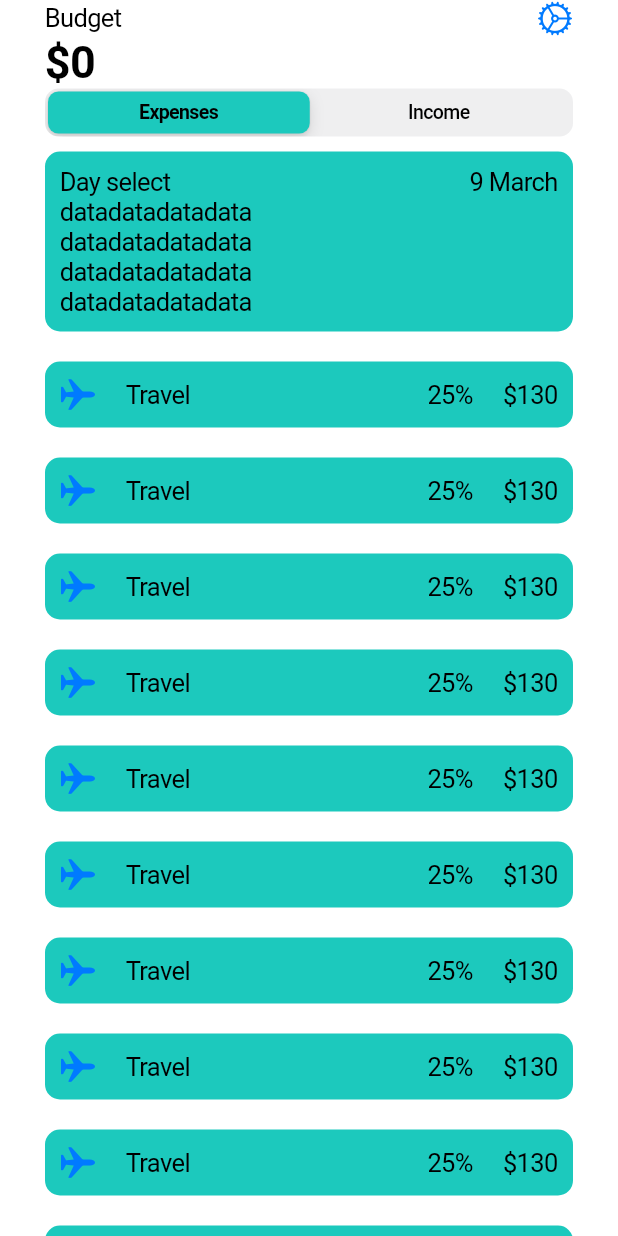
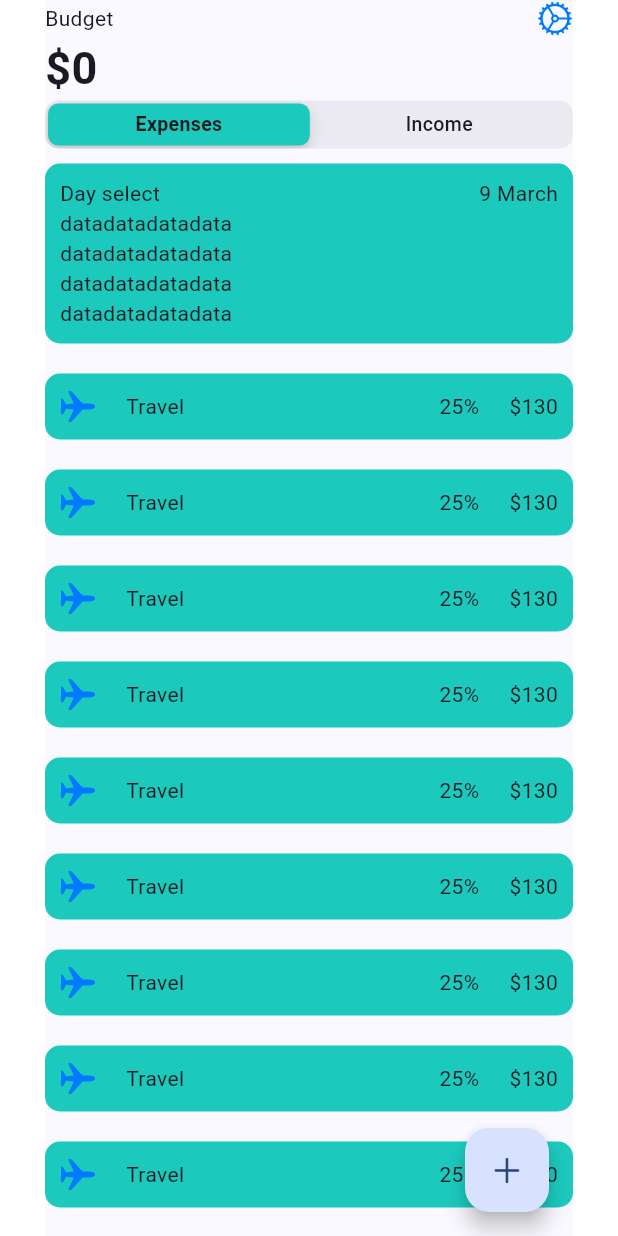
Before and after one commit to aliakseyNiaklesa/wallet, a Flutter app: the screen it shows after launch, on a phone screen of 412 x 824 dp. Run offline on Flutter 3.47's test engine with Material 3 defaults, Android fonts, the phone set to English and light mode, and no system bars; our stand-ins replace flutter_riverpod, go_router.

Commit message:
Added Add screen

```diff
--- a/lib/src/router.dart
+++ b/lib/src/router.dart
@@ -1,5 +1,6 @@
 import 'package:flutter/cupertino.dart';
 import 'package:go_router/go_router.dart';
+import 'package:wallet/src/screens/add.dart';
 import 'package:wallet/src/screens/home.dart';
 
 final GoRouter router = GoRouter(
@@ -10,5 +11,11 @@ final GoRouter router = GoRouter(
         return const Home();
       },
     ),
+    GoRoute(
+      path: '/add',
+      builder: (BuildContext context, GoRouterState state) {
+        return const Add();
+      },
+    ),
   ],
 );
--- a/lib/src/screens/home.dart
+++ b/lib/src/screens/home.dart
@@ -1,5 +1,7 @@
 import 'package:flutter/cupertino.dart';
+import 'package:flutter/material.dart';
 import 'package:flutter_riverpod/flutter_riverpod.dart';
+import 'package:go_router/go_router.dart';
 import 'package:wallet/src/features/expenses_chart.dart';
 import 'package:wallet/src/features/main_header.dart';
 import 'package:wallet/src/features/way_toggle.dart';
@@ -14,21 +16,31 @@ class Home extends ConsumerWidget {
     final way = ref.watch(wayProvider);
 
     List<Widget> HomeWidgets = [
-      ExpensesChart(),
-      Expanded(child: Expenses()),
+      const ExpensesChart(),
+      const Expanded(child: Expenses()),
     ];
+
+    handleOnAdd() {
+      context.push('/add');
+    }
 
     return CupertinoPageScaffold(
         child: Padding(
       padding: const EdgeInsets.symmetric(horizontal: 30),
-      child: SafeArea(
-          child: Column(
-        children: [
-          MainHeader(),
-          WayToggle(),
-          ...(way == WAY.expense ? HomeWidgets : [Text('2')]),
-        ],
-      )),
+      child: Scaffold(
+        floatingActionButton: FloatingActionButton(
+          onPressed: handleOnAdd,
+          child: Icon(CupertinoIcons.add),
+        ),
+        body: SafeArea(
+            child: Column(
+          children: [
+            const MainHeader(),
+            const WayToggle(),
+            ...(way == WAY.expense ? HomeWidgets : [Text('2')]),
+          ],
+        )),
+      ),
     ));
   }
 }
```
Also changed, not shown: lib/src/features/side_header.dart (added, +21 -0 lines), lib/src/screens/add.dart (added, +33 -0 lines).
